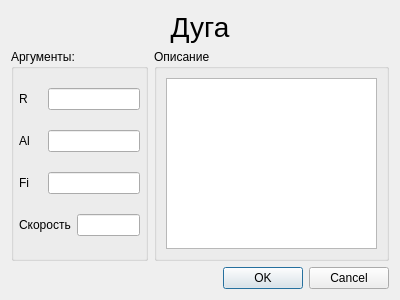
This is KAMEditor/gui/commands/arcdialog.ui in Xtail96/SML as Qt 5 draws it before an edit. The edited form follows.
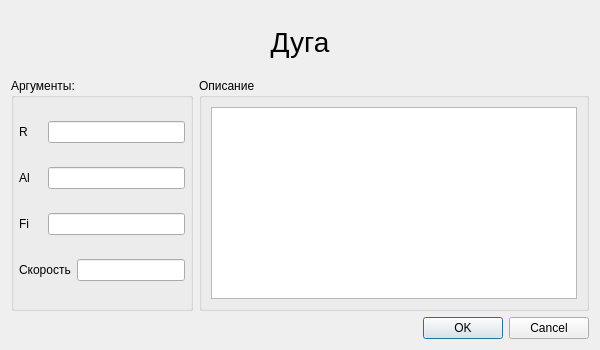
This is the edited form.

What changed in the file:
```diff
--- a/KAMEditor/gui/commands/arcdialog.ui
+++ b/KAMEditor/gui/commands/arcdialog.ui
@@ -6,8 +6,8 @@
    <rect>
     <x>0</x>
     <y>0</y>
-    <width>400</width>
-    <height>300</height>
+    <width>600</width>
+    <height>350</height>
    </rect>
   </property>
   <property name="windowTitle">
@@ -57,6 +57,12 @@
    </item>
    <item row="1" column="0" rowspan="2">
     <widget class="QGroupBox" name="arc_arguments_groupBox">
+     <property name="sizePolicy">
+      <sizepolicy hsizetype="Fixed" vsizetype="Preferred">
+       <horstretch>0</horstretch>
+       <verstretch>0</verstretch>
+      </sizepolicy>
+     </property>
      <property name="title">
       <string>Аргументы:</string>
      </property>
```
